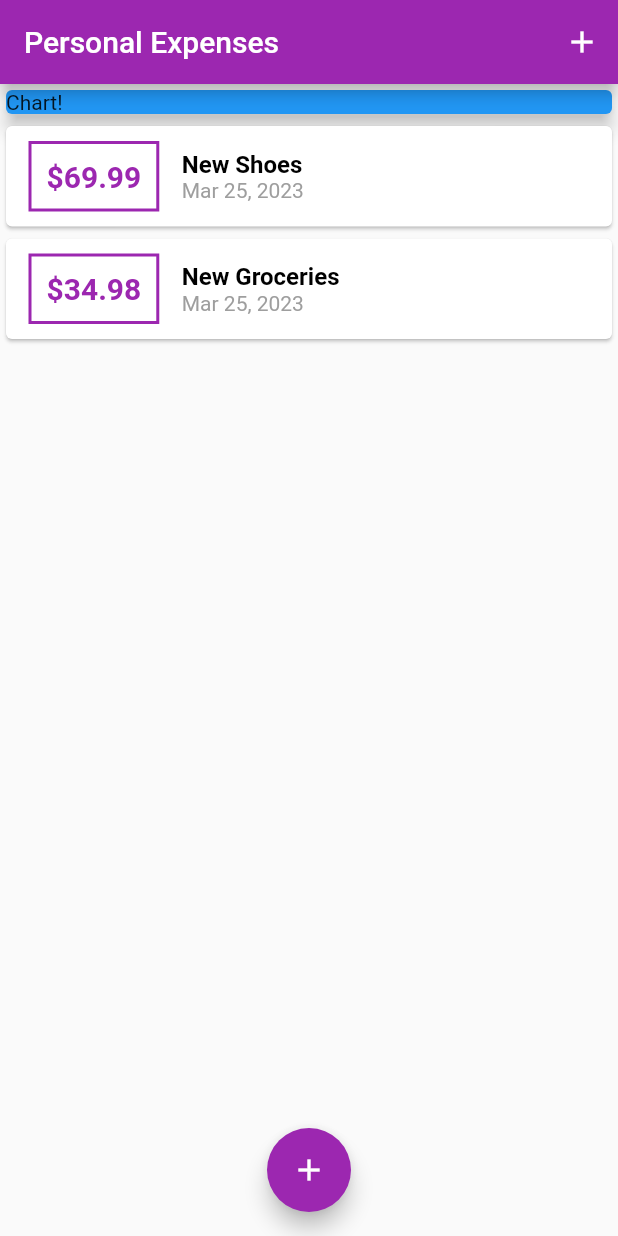
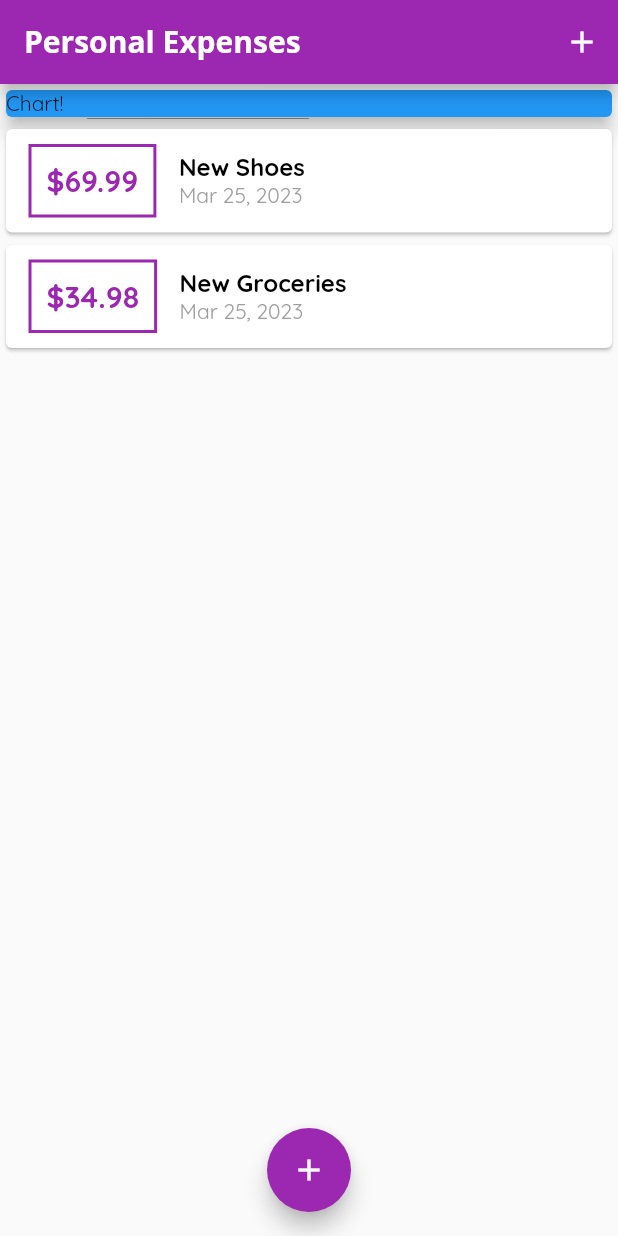
Before and after one commit to Yashanshav/expense_tracker, a Flutter app: the screen it shows after launch, on a phone screen of 412 x 824 dp. Run offline on Flutter 3.47's test engine with Material 2 defaults, Android fonts, the phone set to English and light mode, and no system bars.

```diff
--- a/lib/main.dart
+++ b/lib/main.dart
@@ -13,6 +13,14 @@ class MyApp extends StatelessWidget {
       title: 'Personal Expenses',
       theme: ThemeData(
         primarySwatch: Colors.purple,
+        fontFamily: 'QuickSand',
+        appBarTheme: AppBarTheme(
+          titleTextStyle: TextStyle(
+            fontFamily: 'OpenSans',
+            fontSize: 20,
+            fontWeight: FontWeight.bold,
+          ),
+        ),
       ),
       home: MyHomePage(),
     );
```
Also changed, not shown: lib/widgets/chart.dart (added, +45 -0 lines), pubspec.yaml (+11 -6 lines).
